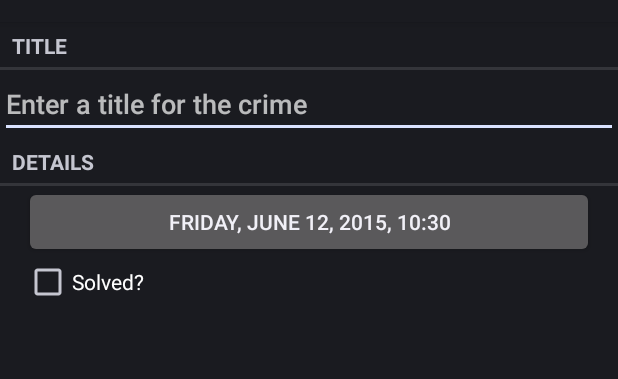
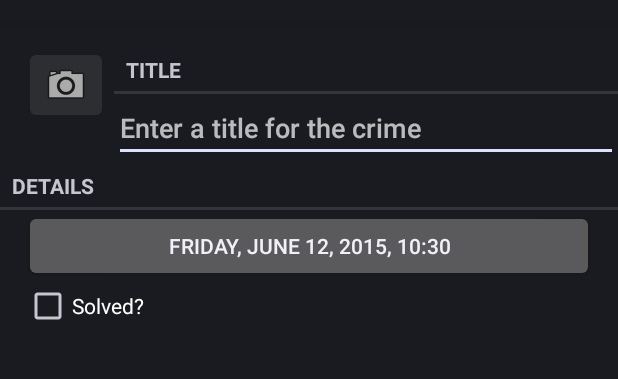
Before and after one commit to heschlie/BNR-CriminalIntent, an Android app: the CrimeFragment screen opened directly, with no data from a screen before it, on a phone screen of 412 x 824 dp, the part 62-441 px from its top. Run offline under Robolectric (Android 15) with nearby library versions, the phone set to English and light mode, and no system bars.

Commit message:
- Finished chapter 19, added in basic camera support

```diff
--- a/app/src/main/AndroidManifest.xml
+++ b/app/src/main/AndroidManifest.xml
@@ -2,7 +2,9 @@
 <manifest xmlns:android="http://schemas.android.com/apk/res/android"
     package="com.heschlie.criminalintent" >
 
-    <uses-permission android:name="ANDROID.PERMISSION.CAMERA" />
+    <uses-permission android:name="android.permission.CAMERA" />
+    <uses-feature android:name="android.hardware.camera" />
+    <uses-feature android:name="android.hardware.camera.autofocus" />
     <uses-feature android:name="android.hardware.camera2" />
 
     <application
--- a/app/src/main/java/com/heschlie/criminalintent/CrimeFragment.java
+++ b/app/src/main/java/com/heschlie/criminalintent/CrimeFragment.java
@@ -3,6 +3,8 @@ package com.heschlie.criminalintent;
 import android.annotation.TargetApi;
 import android.app.Activity;
 import android.content.Intent;
+import android.content.pm.PackageManager;
+import android.hardware.Camera;
 import android.os.Build;
 import android.os.Bundle;
 import android.support.annotation.Nullable;
@@ -24,6 +26,7 @@ import android.widget.Button;
 import android.widget.CheckBox;
 import android.widget.CompoundButton;
 import android.widget.EditText;
+import android.widget.ImageButton;
 
 import java.util.Date;
 import java.util.UUID;
@@ -43,6 +46,7 @@ public class CrimeFragment extends Fragment {
     private EditText mTitleField;
     private Button mDateButton;
     private CheckBox mSolvedCheckBox;
+    private ImageButton mPhotoButton;
 
     public static CrimeFragment newInstance(UUID crimeId) {
         Bundle args = new Bundle();
@@ -118,6 +122,23 @@ public class CrimeFragment extends Fragment {
             }
         });
 
+        mPhotoButton = (ImageButton)v.findViewById(R.id.crime_imageButton);
+        mPhotoButton.setOnClickListener(new View.OnClickListener() {
+            @Override
+            public void onClick(View v) {
+                Intent i = new Intent(getActivity(), CrimeCameraActivity.class);
+                startActivity(i);
+            }
+        });
+
+        PackageManager pm = getActivity().getPackageManager();
+        boolean hasCamera = pm.hasSystemFeature(PackageManager.FEATURE_CAMERA) ||
+                pm.hasSystemFeature(PackageManager.FEATURE_CAMERA_FRONT) ||
+                (Build.VERSION.SDK_INT >= Build.VERSION_CODES.GINGERBREAD && Camera.getNumberOfCameras() > 0);
+        if (!hasCamera){
+            mPhotoButton.setEnabled(false);
+        }
+
         return v;
     }
 
--- a/app/src/main/res/layout-land/fragment_crime.xml
+++ b/app/src/main/res/layout-land/fragment_crime.xml
@@ -5,17 +5,48 @@
     android:layout_height="match_parent"
     >
 
+    <LinearLayout
+        android:layout_width="fill_parent"
+        android:layout_height="wrap_content"
+        android:orientation="horizontal"
+        android:layout_marginLeft="16dp"
+        android:layout_marginTop="16dp">
+
+        <LinearLayout
+            android:layout_width="wrap_content"
+            android:layout_height="wrap_content"
+            android:orientation="vertical"
+            android:layout_marginRight="4dp">
+
+            <ImageButton
+                android:id="@+id/crime_imageButton"
+                android:layout_width="match_parent"
+                android:layout_height="wrap_content"
+                android:src="@android:drawable/ic_menu_camera"/>
+
+        </LinearLayout>
+
+        <LinearLayout
+            android:layout_width="wrap_content"
+            android:layout_height="wrap_content"
+            android:orientation="vertical"
+            android:layout_weight="1">
+
             <TextView
                 android:layout_width="match_parent"
                 android:layout_height="wrap_content"
                 android:text="@string/crime_title_label"
-        style="?android:listSeparatorTextViewStyle"/>
+                style="?android:listSeparatorTextViewStyle" />
 
             <EditText
                 android:id="@+id/crime_title"
                 android:layout_width="match_parent"
                 android:layout_height="wrap_content"
-        android:hint="@string/crime_title_hint"/>
+                android:hint="@string/crime_title_hint" />
+        </LinearLayout>
+
+    </LinearLayout>
+
 
     <TextView
         android:layout_width="match_parent"
--- a/app/src/main/res/layout/fragment_crime.xml
+++ b/app/src/main/res/layout/fragment_crime.xml
@@ -5,17 +5,49 @@
     android:layout_height="match_parent"
     >
 
+    <LinearLayout
+        android:layout_width="fill_parent"
+        android:layout_height="wrap_content"
+        android:orientation="horizontal"
+        android:layout_marginLeft="16dp"
+        android:layout_marginTop="16dp">
+
+        <LinearLayout
+            android:layout_width="wrap_content"
+            android:layout_height="wrap_content"
+            android:orientation="vertical"
+            android:layout_marginRight="4dp">
+
+            <ImageButton
+                android:id="@+id/crime_imageButton"
+                android:layout_width="match_parent"
+                android:layout_height="wrap_content"
+                android:src="@android:drawable/ic_menu_camera"/>
+
+        </LinearLayout>
+
+        <LinearLayout
+            android:layout_width="wrap_content"
+            android:layout_height="wrap_content"
+            android:orientation="vertical"
+            android:layout_weight="1">
+
             <TextView
                 android:layout_width="match_parent"
                 android:layout_height="wrap_content"
                 android:text="@string/crime_title_label"
-        style="?android:listSeparatorTextViewStyle"/>
+                style="?android:listSeparatorTextViewStyle" />
 
             <EditText
                 android:id="@+id/crime_title"
                 android:layout_width="match_parent"
                 android:layout_height="wrap_content"
-        android:hint="@string/crime_title_hint"/>
+                android:hint="@string/crime_title_hint" />
+
+        </LinearLayout>
+
+    </LinearLayout>
+
 
     <TextView
         android:layout_width="match_parent"
```
Also changed, not shown: app/src/main/java/com/heschlie/criminalintent/CrimeCameraActivity.java (+10 -0 lines), app/src/main/java/com/heschlie/criminalintent/CrimeCameraFragment.java (+62 -1 lines). Lines whose indentation alone changed are shown as unchanged.
